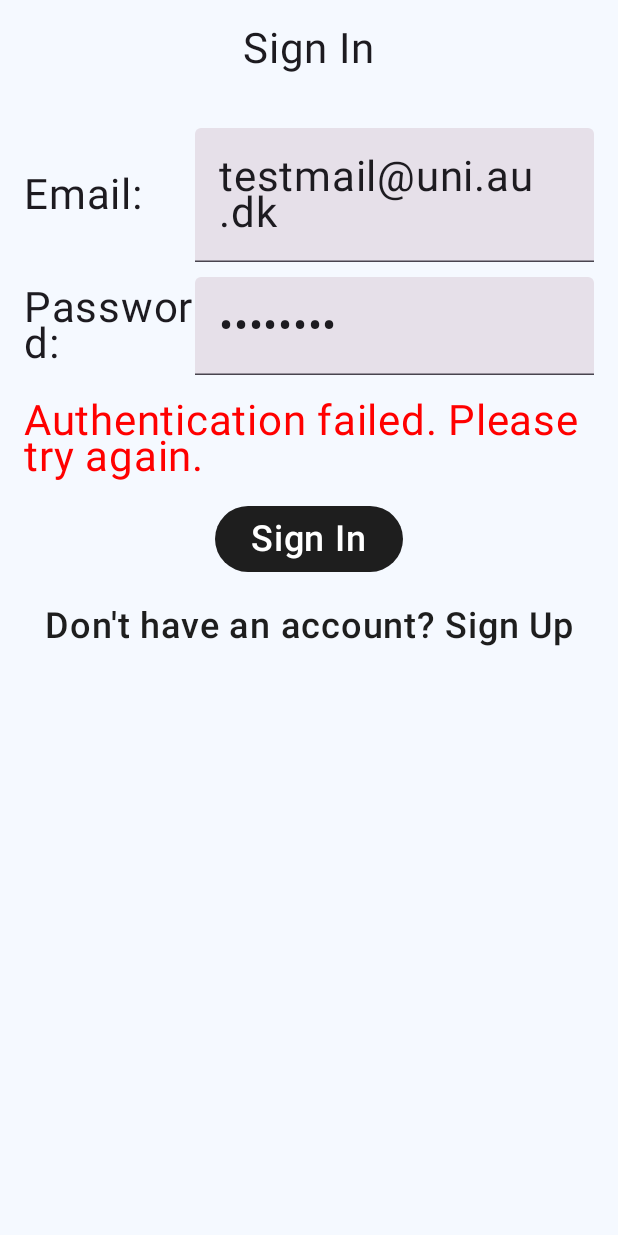
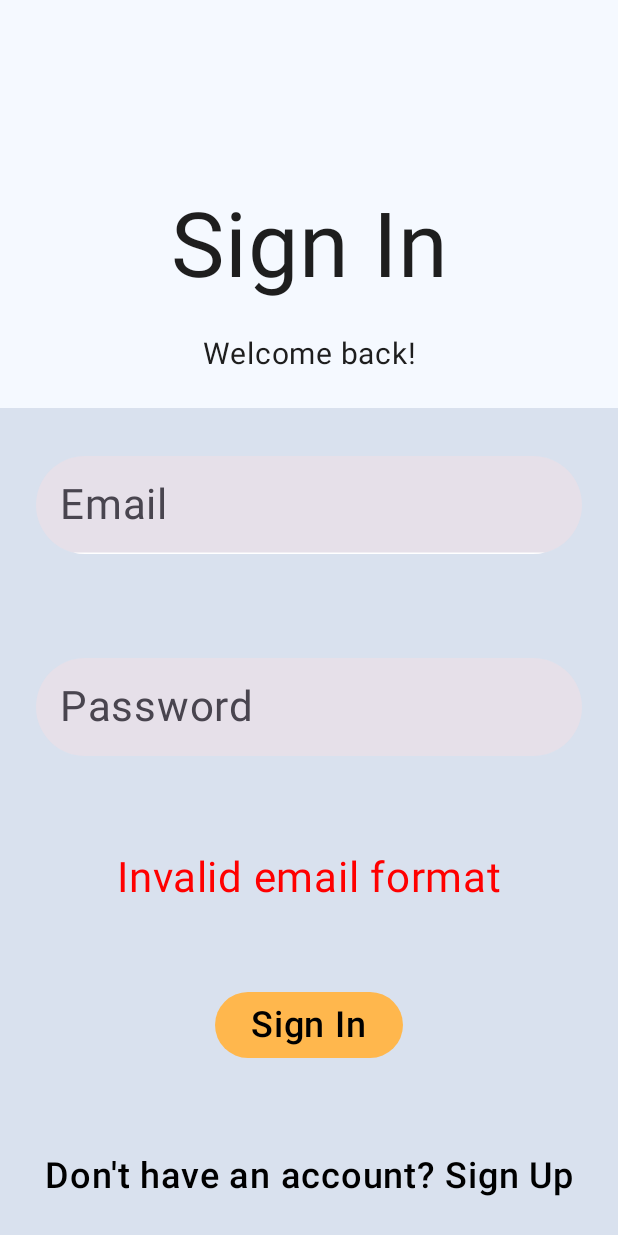
Before and after one commit to Bagg3/WeatherWear, an Android app built with Jetpack Compose: the screen it shows after launch (MainActivity), after a tap on "Sign In", on a phone screen of 412 x 824 dp. Run offline under Robolectric (Android 15) with nearby library versions, the phone set to English and light mode, and no system bars; our stand-ins replace Firebase (no records; nobody signed in at launch, a user with empty details on screens opened directly).

Commit message:
added the suthscreenlayout to main (not finished)

```diff
--- a/app/src/main/java/com/mad/weatherwear/MainActivity.kt
+++ b/app/src/main/java/com/mad/weatherwear/MainActivity.kt
@@ -8,17 +8,26 @@ import androidx.activity.viewModels
 import androidx.compose.foundation.layout.fillMaxSize
 import androidx.compose.foundation.layout.padding
 import androidx.compose.material3.Scaffold
+import androidx.compose.material3.Text
 import androidx.compose.runtime.Composable
+import androidx.compose.runtime.LaunchedEffect
 import androidx.compose.runtime.collectAsState
 import androidx.compose.runtime.getValue
+import androidx.compose.runtime.mutableStateOf
+import androidx.compose.runtime.remember
+import androidx.compose.runtime.setValue
 import androidx.compose.ui.Modifier
+import androidx.compose.ui.graphics.Color
 import androidx.compose.ui.tooling.preview.Preview
+import androidx.compose.ui.unit.dp
 import androidx.lifecycle.viewmodel.compose.viewModel
 import androidx.navigation.compose.NavHost
 import androidx.navigation.compose.composable
 import androidx.navigation.compose.currentBackStackEntryAsState
 import androidx.navigation.compose.rememberNavController
 import com.mad.weatherwear.screens.authentication.AuthViewModel
+import com.mad.weatherwear.screens.authentication.Email
+import com.mad.weatherwear.screens.authentication.Password
 import com.mad.weatherwear.screens.authentication.SignInScreen
 import com.mad.weatherwear.screens.authentication.SignUpScreen
 import com.mad.weatherwear.screens.home.HomeScreen
@@ -27,6 +36,7 @@ import com.mad.weatherwear.screens.profile.ProfileScreen
 import com.mad.weatherwear.screens.profile.ProfileViewModel
 import com.mad.weatherwear.screens.weather.WeatherScreen
 import com.mad.weatherwear.screens.weather.WeatherViewModel
+import com.mad.weatherwear.shared.ui.AuthScreenLayout
 import com.mad.weatherwear.ui.theme.WeatherWearTheme
 
 class MainActivity : ComponentActivity() {
@@ -63,7 +73,11 @@ class MainActivity : ComponentActivity() {
                         modifier = Modifier.padding(innerPadding)
                     ) {
                         composable("signin") {
-                            SignInScreen(
+                            var emailInput by remember { mutableStateOf("") }
+                            var passwordInput by remember { mutableStateOf("") }
+                            var formErrorMessage by remember { mutableStateOf<String?>(null) }
+
+                            /*SignInScreen(
                                 authError = authError,
                                 signIn = { email, password ->
                                     authViewModel.signIn(email, password)
@@ -76,6 +90,35 @@ class MainActivity : ComponentActivity() {
                                         popUpTo("signin") { inclusive = true }
                                     }
                                 }
+                            )*/
+
+                            AuthScreenLayout(
+                                titleText = "Sign In",
+                                subTitleText = "Welcome back!",
+                                emailInput = emailInput,
+                                onEmailInputChange = { emailInput = it },
+                                passwordInput = passwordInput,
+                                onPasswordInputChange = { passwordInput = it },
+                                buttonText = "Sign In",
+                                formErrorMessage = formErrorMessage,
+                                onButtonClick = {
+                                    formErrorMessage = null
+                                    if (!Email.validate(emailInput)) {
+                                        formErrorMessage = "Invalid email format"
+                                    } else if (!Password.validate(passwordInput)) {
+                                        formErrorMessage =
+                                            "Password must be at least 8 characters, including letters and numbers."
+                                    } else {
+                                        authViewModel.signIn(
+                                            Email(emailInput),
+                                            Password(passwordInput)
+                                        )
+                                    }
+                                    println("Error: $authError")
+                                },
+                                navigationText = "Don't have an account? Sign Up",
+                                onNavigationClick = { navController.navigate("signup") },
+                                authError = authError,
                             )
                         }
                         composable("signup") {
--- a/app/src/main/java/com/mad/weatherwear/shared/ui/AuthScreenLayout.kt
+++ b/app/src/main/java/com/mad/weatherwear/shared/ui/AuthScreenLayout.kt
@@ -20,6 +20,11 @@ import androidx.compose.material3.TextButton
 import androidx.compose.material3.TextField
 import androidx.compose.material3.TextFieldDefaults
 import androidx.compose.runtime.Composable
+import androidx.compose.runtime.LaunchedEffect
+import androidx.compose.runtime.getValue
+import androidx.compose.runtime.mutableStateOf
+import androidx.compose.runtime.remember
+import androidx.compose.runtime.setValue
 import androidx.compose.ui.Alignment
 import androidx.compose.ui.Modifier
 import androidx.compose.ui.graphics.Color
@@ -38,7 +43,7 @@ import com.mad.weatherwear.ui.theme.TextPrimary
 fun AuthScreenLayout(
     modifier: Modifier = Modifier,
     titleText: String,
-    subTitleText:String,
+    subTitleText: String,
     emailInput: String,
     onEmailInputChange: (String) -> Unit,
     passwordInput: String,
@@ -47,7 +52,13 @@ fun AuthScreenLayout(
     onButtonClick: () -> Unit,
     navigationText: String = "Don't have an account? Sign Up",
     onNavigationClick: () -> Unit,
+    formErrorMessage: String? = null,
+    authError: String? = null,
 ) {
+    LaunchedEffect(authError) {
+        println("Auth error: $authError")
+    }
+
     Box(
         modifier = modifier
             .fillMaxSize()
@@ -84,7 +95,7 @@ fun AuthScreenLayout(
                 .align(Alignment.BottomCenter),
             verticalArrangement = Arrangement.SpaceBetween,
             horizontalAlignment = Alignment.CenterHorizontally
-        ){
+        ) {
             Row(verticalAlignment = Alignment.CenterVertically) {
                 TextField(
                     singleLine = true,
@@ -104,7 +115,6 @@ fun AuthScreenLayout(
             }
             Row(verticalAlignment = Alignment.CenterVertically) {
                 TextField(
-                    passwordInput = true,
                     singleLine = true,
                     value = passwordInput,
                     onValueChange = onPasswordInputChange,
@@ -119,7 +129,14 @@ fun AuthScreenLayout(
                         unfocusedIndicatorColor = Color.Transparent,
                     ),
                     placeholder = { Text("Password") },
-                    )
+                )
+            }
+            formErrorMessage?.let {
+                Text(
+                    text = it,
+                    color = Color.Red, // Bright red color for the error message
+                    modifier = Modifier.padding(vertical = 4.dp)
+                )
             }
             Button(onClick = onButtonClick,
                 colors = ButtonDefaults.buttonColors(
```
